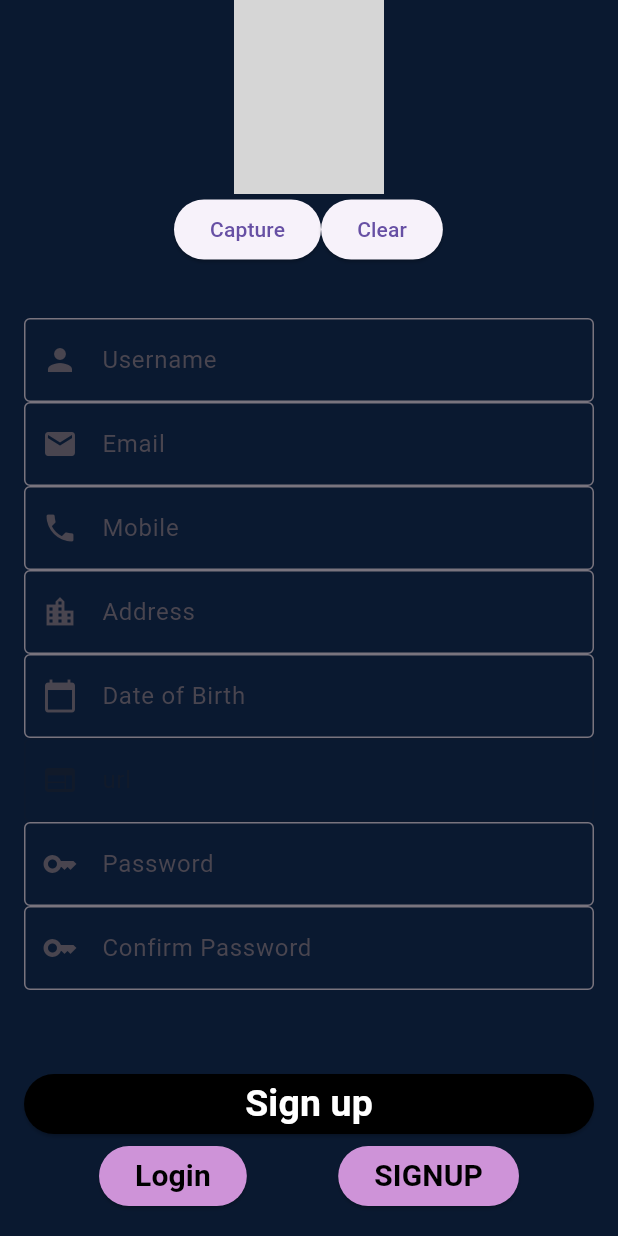
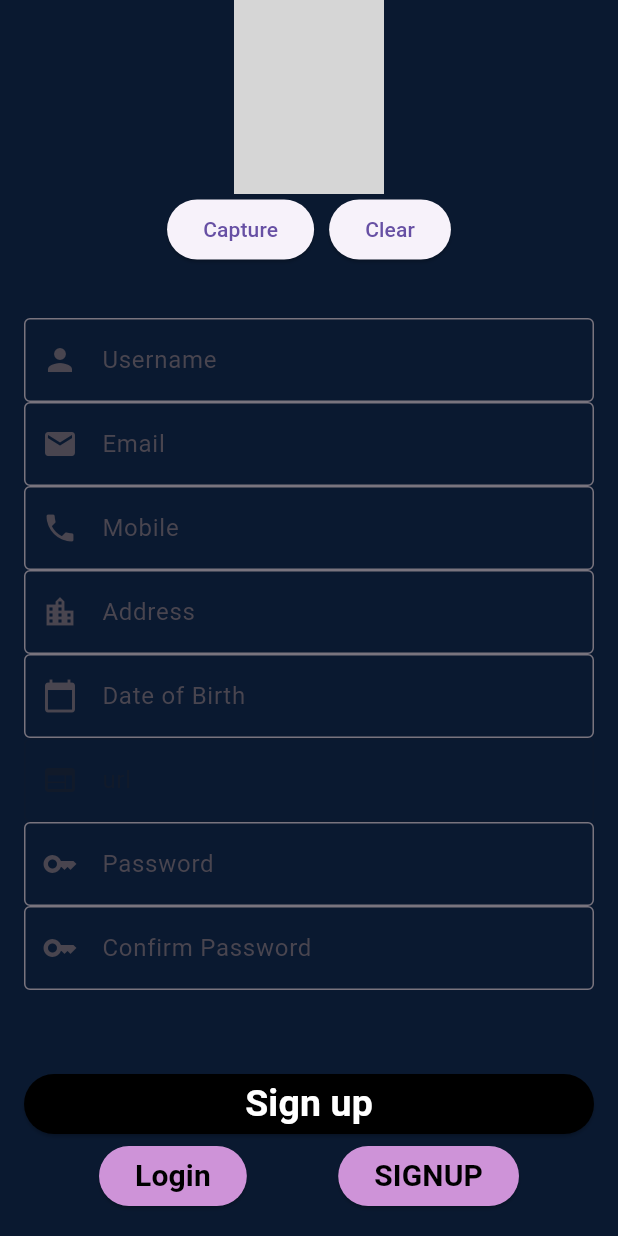
Before and after one commit to NaVindu0315/Let-s_Vote, a Flutter app: the screen it shows after launch, after a tap on "SIGNUP", on a phone screen of 412 x 824 dp. Run offline on Flutter 3.47's test engine with Material 3 defaults, Android fonts, the phone set to English and light mode, and no system bars; drawn by our look-alikes of camera; our stand-ins replace cloud_firestore, firebase_auth, firebase_core, firebase_storage, image_picker, quickalert; accounts and stored records are empty; network calls fail; grey boxes are pictures that could not be loaded.

Commit message:
chgned locaion

```diff
--- a/lib/pages/signup.dart
+++ b/lib/pages/signup.dart
@@ -166,10 +166,8 @@ class _signupState extends State<signup> {
                     ),
                   ),
                   Row(
+                    mainAxisAlignment: MainAxisAlignment.center,
                     children: [
-                      SizedBox(
-                        width: 100.0,
-                      ),
                       ElevatedButton(
                           onPressed: () async {
                             propicurlcontroller.clear();
@@ -184,6 +182,9 @@ class _signupState extends State<signup> {
                             }
                           },
                           child: Text("Capture")),
+                      SizedBox(
+                        width: 10.0,
+                      ),
                       ElevatedButton(
                           onPressed: () {
                             propicurlcontroller.clear();
```
